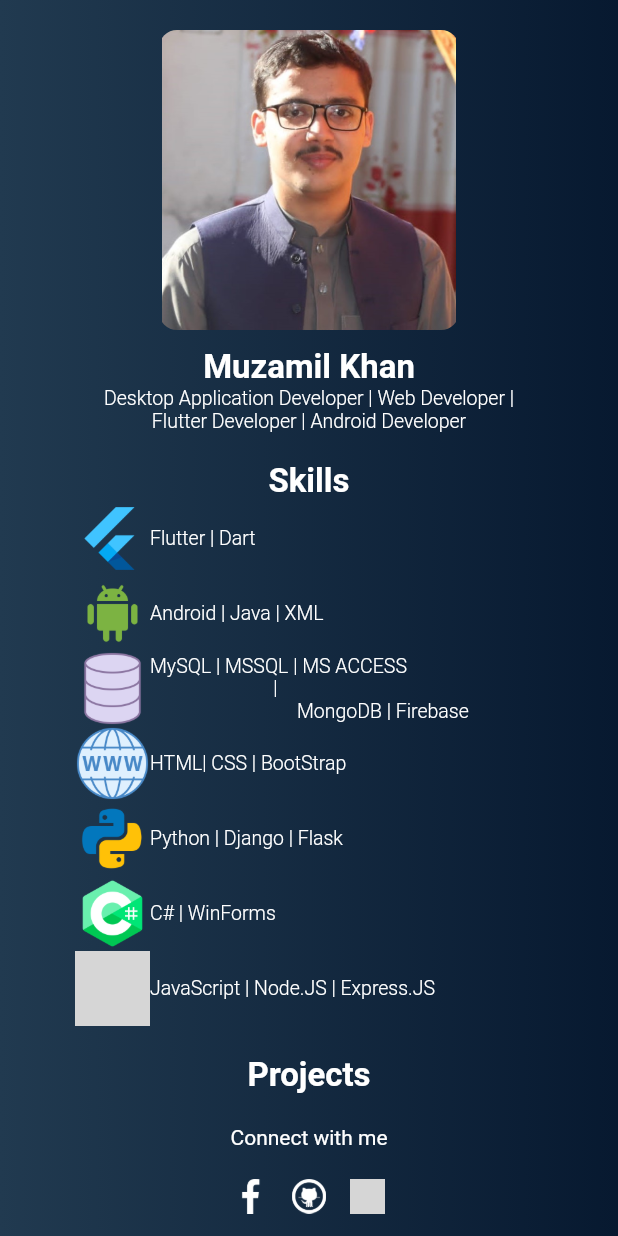
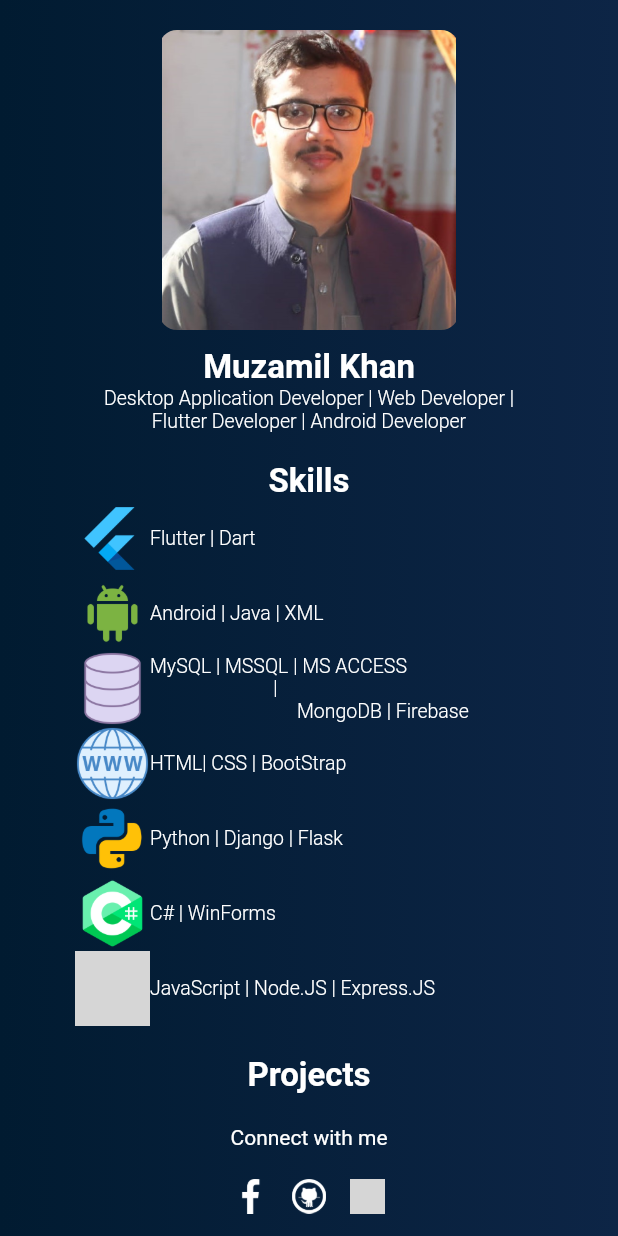
Before and after one commit to MuzamilKhan-WaveIt/MyProtfolio, a Flutter app: the screen it shows after launch, on a phone screen of 412 x 824 dp. Run offline on Flutter 3.47's test engine with Material 2 defaults, Android fonts, the phone set to English and light mode, and no system bars; grey boxes are pictures that could not be loaded.

Commit message:
First Commit

```diff
--- a/lib/landing_page.dart
+++ b/lib/landing_page.dart
@@ -26,7 +26,7 @@ class _LandingPageState extends State<LandingPage> {
           alignment: Alignment.center,
           decoration: BoxDecoration(
               gradient: LinearGradient(
-            colors: [const Color(0xff213A50), const Color(0xff071930)],
+            colors: [Color.fromARGB(255, 1, 27, 49), Color.fromARGB(255, 13, 37, 70)],
           )),
           child: Column(
             mainAxisAlignment: MainAxisAlignment.center,
```
